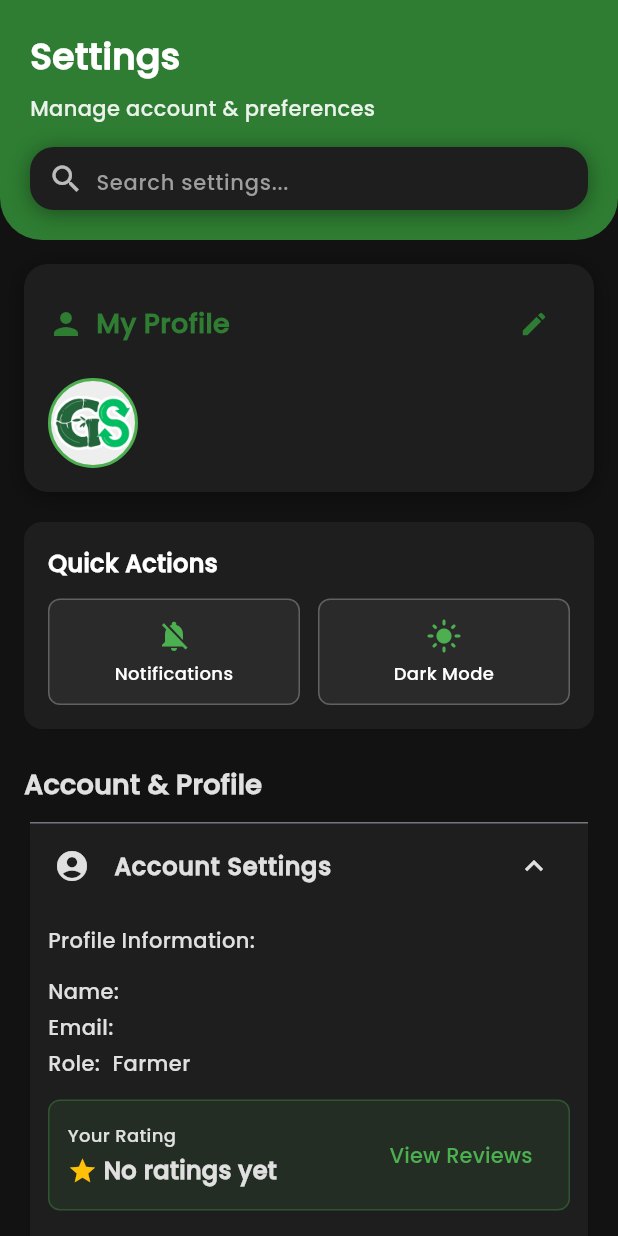
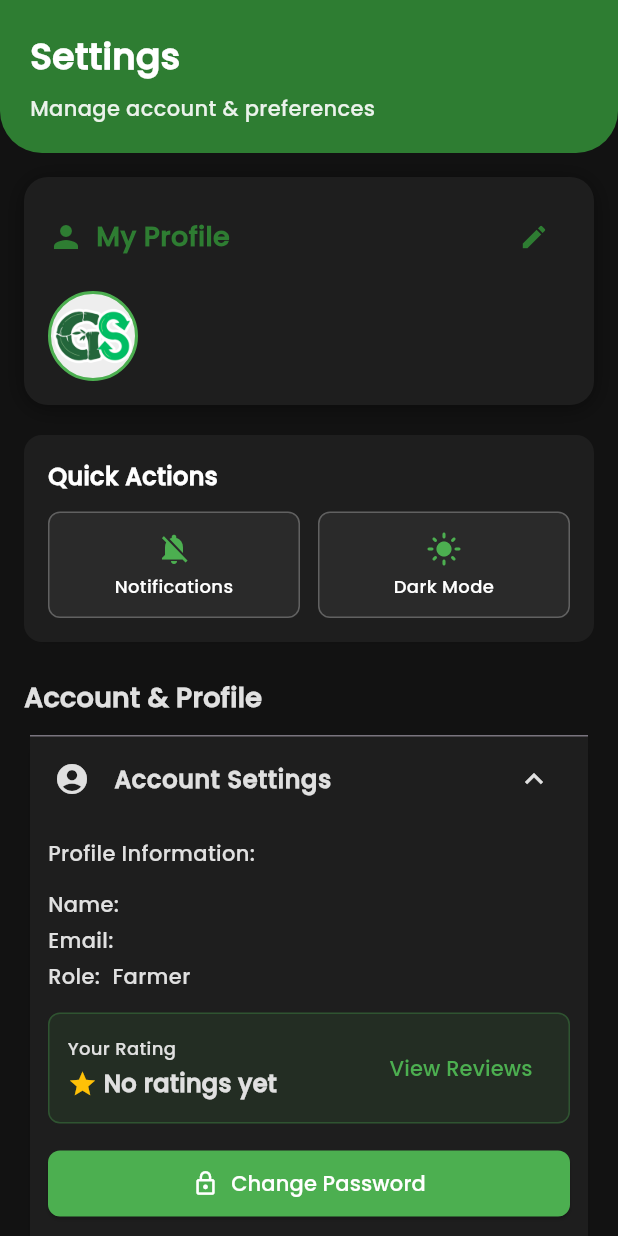
Before and after one commit to ScarletVonRosefall/AgriSynch, a Flutter app: the AgriSynchSettingsPage screen opened by its route, after a tap on "Notifications", after a tap on "Dark Mode", after a tap on "Account Settings", on a phone screen of 412 x 824 dp. Run offline on Flutter 3.47's test engine with Material 3 defaults, Android fonts, the phone set to English and light mode, and no system bars; our stand-ins replace cached_network_image, cloud_firestore, cloud_functions, firebase_auth, firebase_core, firebase_crashlytics and 9 more; accounts and stored records are empty.

Commit message:
Add theme reset on logout and admin email verification
- Reset dark mode to light mode on logout for all user types
- Added resetTheme() method to ThemeNotifier
- Admin signup now sends email verification
- Admin redirected to verification page after signup

```diff
--- a/AgriSynch/lib/admin/admin_dashboard.dart
+++ b/AgriSynch/lib/admin/admin_dashboard.dart
@@ -119,6 +119,7 @@ class _AdminDashboardPageState extends State<AdminDashboardPage> with SingleTick
           IconButton(
             icon: const Icon(Icons.logout, color: Colors.white),
             onPressed: () async {
+              await ThemeNotifier().resetTheme();
               await FirebaseAuth.instance.signOut();
               if (!mounted) return;
               Navigator.pushNamedAndRemoveUntil(context, '/login', (route) => false);
--- a/AgriSynch/lib/farmer/AgriSynchSettingsPage.dart
+++ b/AgriSynch/lib/farmer/AgriSynchSettingsPage.dart
@@ -347,28 +347,6 @@ class _AgriSynchSettingsPageState extends State<AgriSynchSettingsPage> {
                       ),
                     ),
                   ],
-                ),
-                const SizedBox(height: 16),
-                Container(
-                  height: 42,
-                  decoration: ThemeHelper.getContainerDecoration(isDark: isDarkMode),
-                  padding: const EdgeInsets.symmetric(horizontal: 12),
-                  child: Row(
-                    children: [
-                      Icon(Icons.search, color: ThemeHelper.getIconColor(isDarkMode)),
-                      const SizedBox(width: 8),
-                      Expanded(
-                        child: TextField(
-                          decoration: InputDecoration(
-                            hintText: 'Search settings...',
-                            border: InputBorder.none,
-                            hintStyle: ThemeHelper.getHintTextStyle(isDark: isDarkMode),
-                          ),
-                          style: ThemeHelper.getBodyTextStyle(isDark: isDarkMode),
-                        ),
-                      ),
-                    ],
-                  ),
                 ),
               ],
             ),
@@ -1110,6 +1088,7 @@ class _AgriSynchSettingsPageState extends State<AgriSynchSettingsPage> {
       await Future.wait([
         storage.deleteAll(),
         SharedPreferences.getInstance().then((prefs) => prefs.clear()),
+        ThemeNotifier().resetTheme(),
         FirebaseAuth.instance.signOut(),
       ]);
 
--- a/AgriSynch/lib/shared/theme_helper.dart
+++ b/AgriSynch/lib/shared/theme_helper.dart
@@ -43,6 +43,12 @@ class ThemeNotifier {
     } catch (e) {
       print('Error saving theme: $e');
     }
+  }
+
+  /// Reset theme to light mode (used on logout)
+  Future<void> resetTheme() async {
+    _darkModeNotifier.value = false;
+    await _saveTheme();
   }
 }
 
```
Also changed, not shown: AgriSynch/lib/admin/admin_portal.dart (+7 -3 lines), AgriSynch/lib/buyer/AgriSynchBuyerSettingsPage.dart (+3 -22 lines).
